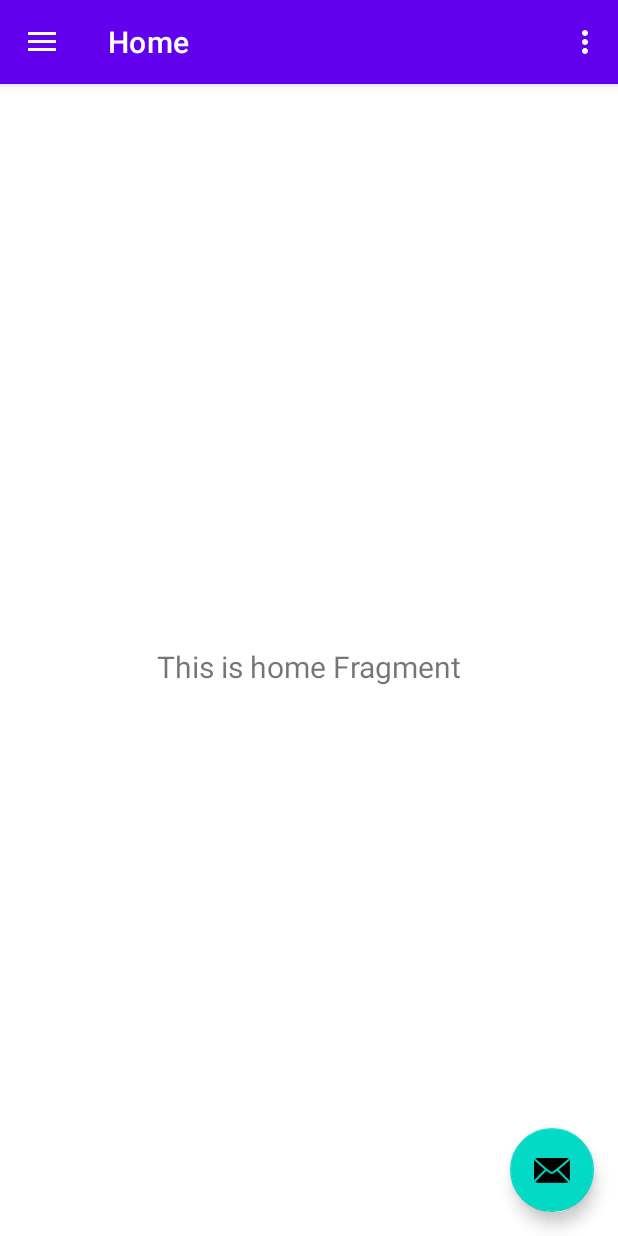
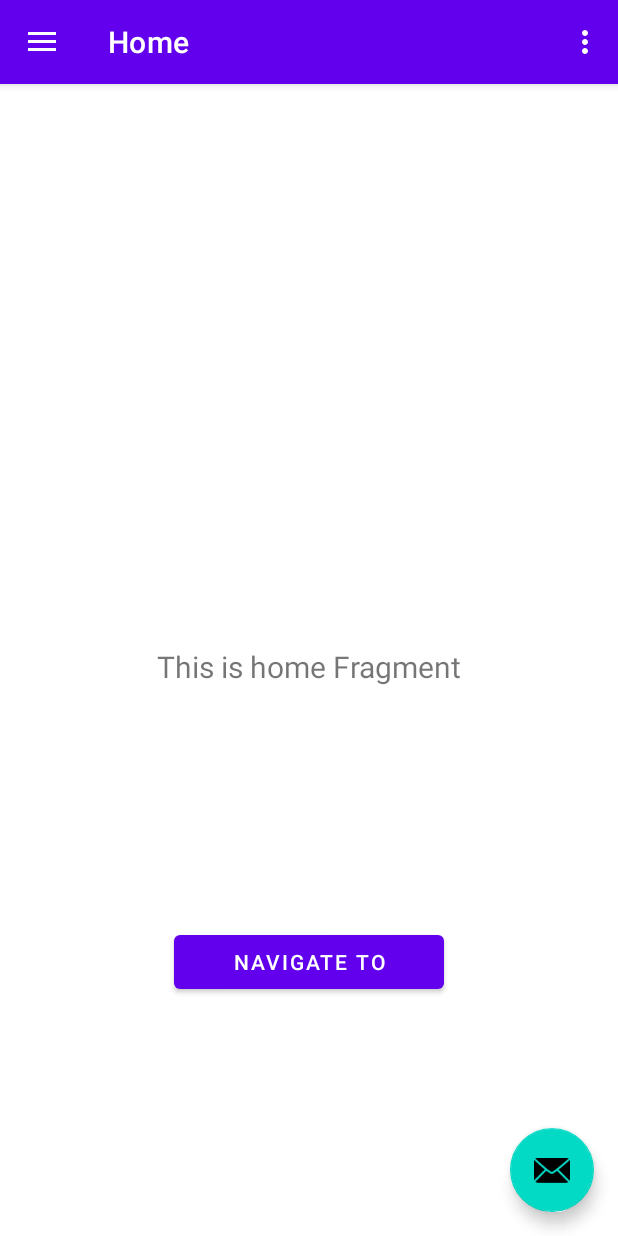
Before and after one commit to gabitheiss/Navigation_drawerLayout, an Android app: the screen it shows after launch (MainActivity), on a phone screen of 412 x 824 dp. Run offline under Robolectric (Android 15) with nearby library versions, the phone set to English and light mode, and no system bars; our stand-ins replace navigation-ui.

Commit message:
Navigate to new activity (test)

```diff
--- a/app/src/main/java/com/example/navigation/MainActivity.kt
+++ b/app/src/main/java/com/example/navigation/MainActivity.kt
@@ -42,6 +42,7 @@ class MainActivity : AppCompatActivity() {
         )
         setupActionBarWithNavController(navController, appBarConfiguration)
         navView.setupWithNavController(navController)
+
     }
 
     override fun onCreateOptionsMenu(menu: Menu): Boolean {
--- a/app/src/main/java/com/example/navigation/ui/home/HomeFragment.kt
+++ b/app/src/main/java/com/example/navigation/ui/home/HomeFragment.kt
@@ -8,6 +8,7 @@ import android.widget.TextView
 import androidx.fragment.app.Fragment
 import androidx.lifecycle.Observer
 import androidx.lifecycle.ViewModelProvider
+import androidx.navigation.findNavController
 import com.example.navigation.R
 import com.example.navigation.databinding.FragmentHomeBinding
 
@@ -35,6 +36,10 @@ class HomeFragment : Fragment() {
         homeViewModel.text.observe(viewLifecycleOwner, Observer {
             textView.text = it
         })
+        _binding?.buttonNavigate?.setOnClickListener{
+            it.findNavController().navigate(R.id.testeActivity)
+        }
+
         return root
     }
 
--- a/app/src/main/res/layout/fragment_home.xml
+++ b/app/src/main/res/layout/fragment_home.xml
@@ -19,4 +19,14 @@
         app:layout_constraintEnd_toEndOf="parent"
         app:layout_constraintStart_toStartOf="parent"
         app:layout_constraintTop_toTopOf="parent" />
+
+    <com.google.android.material.button.MaterialButton
+        android:id="@+id/buttonNavigate"
+        android:layout_width="180dp"
+        android:layout_height="wrap_content"
+        android:text="Navigate To"
+        app:layout_constraintBottom_toBottomOf="parent"
+        app:layout_constraintEnd_toEndOf="parent"
+        app:layout_constraintStart_toStartOf="parent"
+        app:layout_constraintTop_toBottomOf="@+id/text_home" />
 </androidx.constraintlayout.widget.ConstraintLayout>
--- a/app/src/main/res/navigation/mobile_navigation.xml
+++ b/app/src/main/res/navigation/mobile_navigation.xml
@@ -22,4 +22,11 @@
         android:name="com.example.navigation.ui.slideshow.SlideshowFragment"
         android:label="@string/menu_slideshow"
         tools:layout="@layout/fragment_slideshow" />
+
+    <activity
+        android:id="@+id/testeActivity"
+        android:name="com.example.navigation.TesteActivity"
+        android:label="activity_teste"
+        tools:layout="@layout/activity_teste" />
+
 </navigation>
```
